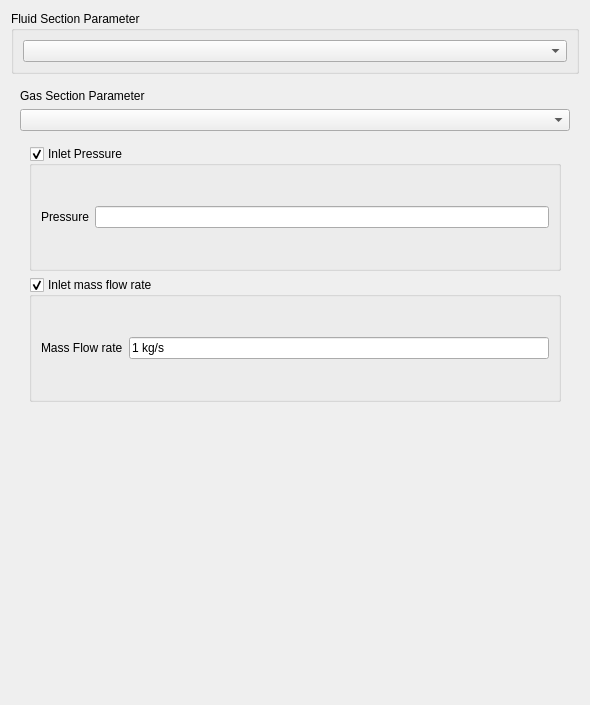
makkemal/FreeCAD, file src/Mod/Fem/Gui/Resources/ui/ElementFluid1D.ui: the form before one commit.
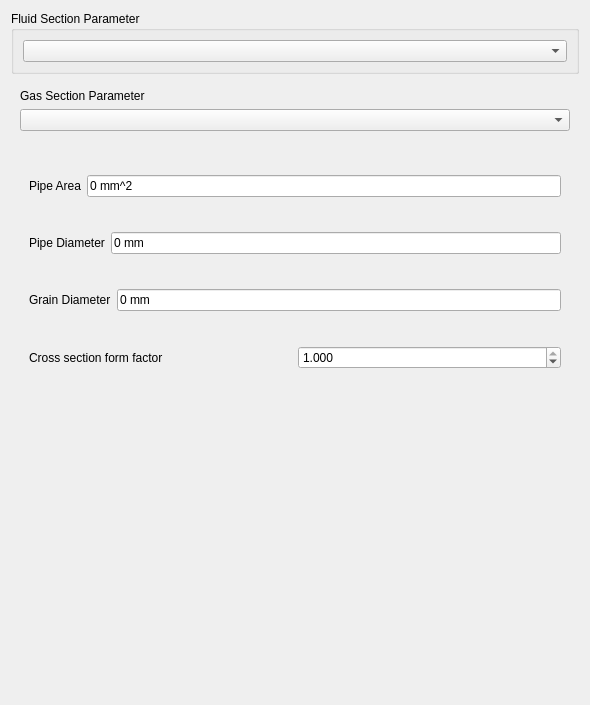
The form after the commit. The open tabs and pages were chosen to show the change. Custom widgets are drawn as their Qt base class.

Commit message: FEM: GAS Gas pipe fanno ui

Diff of the .ui file:
```diff
--- a/src/Mod/Fem/Gui/Resources/ui/ElementFluid1D.ui
+++ b/src/Mod/Fem/Gui/Resources/ui/ElementFluid1D.ui
@@ -993,6 +993,103 @@
            </item>
           </layout>
          </widget>
+         <widget class="QWidget" name="page_17">
+          <layout class="QVBoxLayout" name="verticalLayout_28">
+           <item>
+            <layout class="QHBoxLayout" name="horizontalLayout_27">
+             <item>
+              <widget class="QLabel" name="label_33">
+               <property name="text">
+                <string>Pipe Area</string>
+               </property>
+              </widget>
+             </item>
+             <item>
+              <widget class="Gui::InputField" name="if_gaspipe_pipe_area">
+               <property name="text">
+                <string>0 mm^2</string>
+               </property>
+               <property name="unit" stdset="0">
+                <string notr="true">mm^2</string>
+               </property>
+              </widget>
+             </item>
+            </layout>
+           </item>
+           <item>
+            <layout class="QHBoxLayout" name="horizontalLayout_28">
+             <item>
+              <widget class="QLabel" name="label_35">
+               <property name="text">
+                <string>Pipe Diameter</string>
+               </property>
+              </widget>
+             </item>
+             <item>
+              <widget class="Gui::InputField" name="if_gaspipe_radius">
+               <property name="text">
+                <string>0 mm</string>
+               </property>
+               <property name="unit" stdset="0">
+                <string notr="true">mm</string>
+               </property>
+              </widget>
+             </item>
+            </layout>
+           </item>
+           <item>
+            <layout class="QHBoxLayout" name="horizontalLayout_31">
+             <item>
+              <widget class="QLabel" name="label_36">
+               <property name="text">
+                <string>Grain Diameter</string>
+               </property>
+              </widget>
+             </item>
+             <item>
+              <widget class="Gui::InputField" name="if_gaspipe_grain_diameter">
+               <property name="text">
+                <string>0 mm</string>
+               </property>
+               <property name="unit" stdset="0">
+                <string notr="true">mm</string>
+               </property>
+              </widget>
+             </item>
+            </layout>
+           </item>
+           <item>
+            <layout class="QHBoxLayout" name="horizontalLayout_33">
+             <item>
+              <widget class="QLabel" name="label_37">
+               <property name="text">
+                <string>Cross section form factor</string>
+               </property>
+              </widget>
+             </item>
+             <item>
+              <widget class="QDoubleSpinBox" name="sb_gaspipe_form_factor">
+               <property name="decimals">
+                <number>3</number>
+               </property>
+               <property name="minimum">
+                <double>0.000000000000000</double>
+               </property>
+               <property name="maximum">
+                <double>1.000000000000000</double>
+               </property>
+               <property name="singleStep">
+                <double>0.100000000000000</double>
+               </property>
+               <property name="value">
+                <double>1.000000000000000</double>
+               </property>
+              </widget>
+             </item>
+            </layout>
+           </item>
+          </layout>
+         </widget>
         </widget>
        </item>
        <item>
```
Left out of the diff: 12 changed lines with no effect on the pictures.
